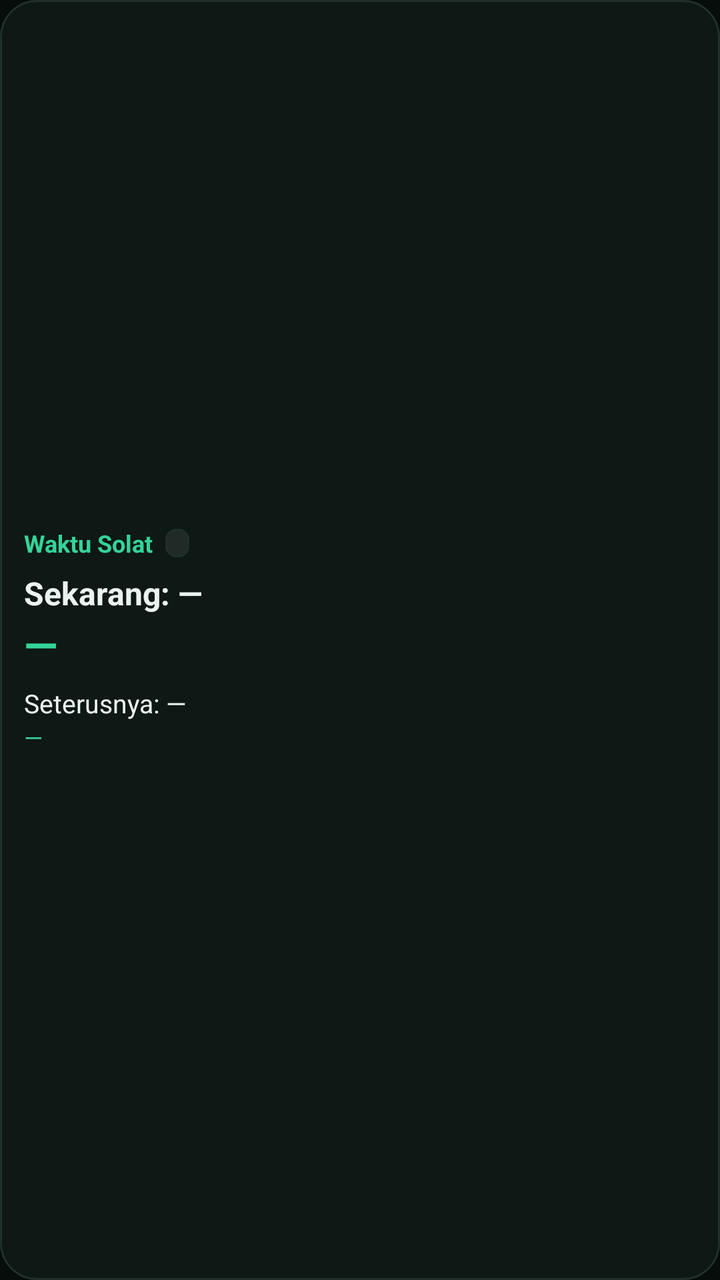
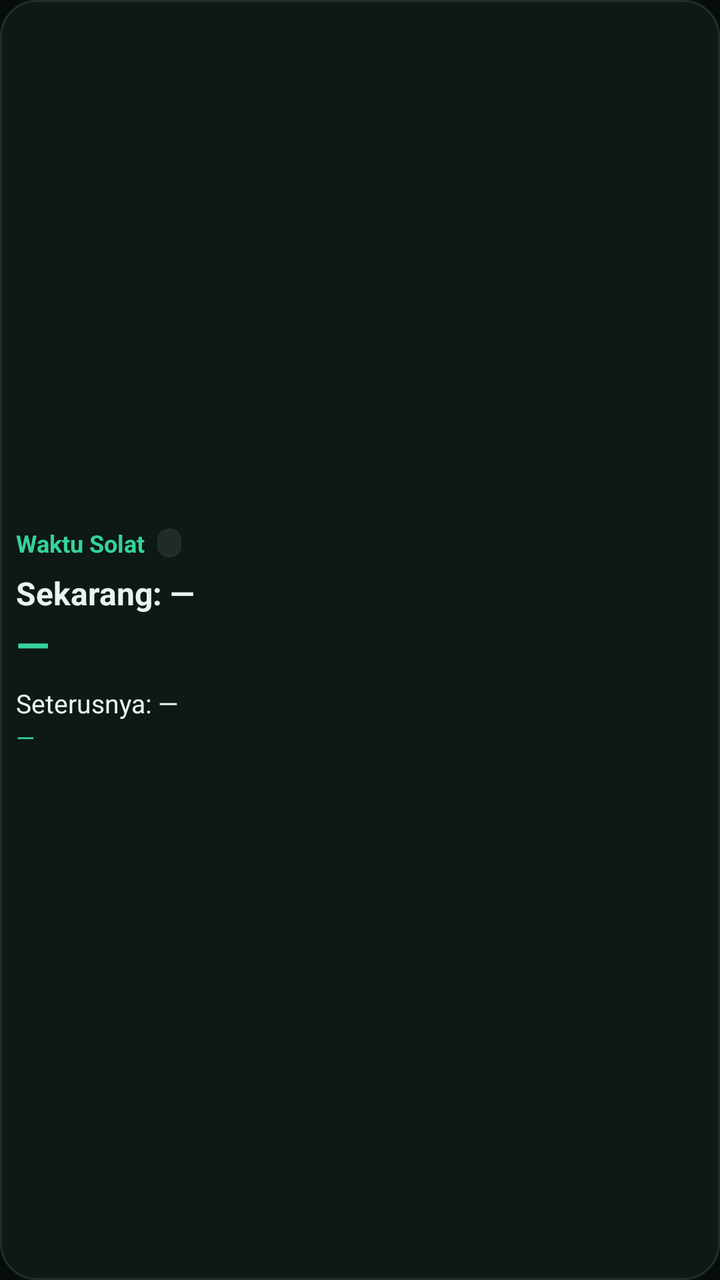

The first picture is an Android layout as it rendered before a commit; the second is the same layout after the commit. The layout source and the unified diff follow.
<!-- AndroidManifest.xml: application theme AppTheme -->
<!-- res/layout/widget_solat_simple.xml -->
<?xml version="1.0" encoding="utf-8"?>
<LinearLayout xmlns:android="http://schemas.android.com/apk/res/android"
    android:id="@+id/widgetRoot"
    android:layout_width="match_parent"
    android:layout_height="match_parent"
    android:orientation="vertical"
    android:background="@drawable/widget_bg"
    android:paddingStart="12dp"
    android:paddingEnd="12dp"
    android:paddingTop="10dp"
    android:paddingBottom="10dp"
    android:gravity="center_vertical">

    <LinearLayout
        android:layout_width="match_parent"
        android:layout_height="wrap_content"
        android:orientation="horizontal"
        android:gravity="center_vertical">

        <TextView
            android:id="@+id/wTitle"
            android:layout_width="wrap_content"
            android:layout_height="wrap_content"
            android:text="Waktu Solat"
            android:textColor="#34d399"
            android:textSize="12sp"
            android:textStyle="bold"
            android:maxLines="1" />

        <TextView
            android:id="@+id/wZone"
            android:layout_width="wrap_content"
            android:layout_height="wrap_content"
            android:layout_marginStart="6dp"
            android:paddingStart="6dp"
            android:paddingEnd="6dp"
            android:paddingTop="1dp"
            android:paddingBottom="1dp"
            android:background="@drawable/widget_chip"
            android:text=""
            android:textColor="#8ba39a"
            android:textSize="9sp"
            android:maxLines="1" />

        <TextView
            android:id="@+id/wDate"
            android:layout_width="0dp"
            android:layout_height="wrap_content"
            android:layout_weight="1"
            android:gravity="end"
            android:text=""
            android:textColor="#8ba39a"
            android:textSize="10sp"
            android:maxLines="1"
            android:ellipsize="end" />
    </LinearLayout>

    <TextView
        android:id="@+id/wCurLabel"
        android:layout_width="match_parent"
        android:layout_height="wrap_content"
        android:layout_marginTop="6dp"
        android:text="Sekarang: —"
        android:textColor="#eaf3ef"
        android:textSize="16sp"
        android:textStyle="bold"
        android:maxLines="1" />

    <TextView
        android:id="@+id/wCurTime"
        android:layout_width="match_parent"
        android:layout_height="wrap_content"
        android:text="—"
        android:textColor="#34d399"
        android:textSize="22sp"
        android:textStyle="bold"
        android:maxLines="1" />

    <TextView
        android:id="@+id/wNextName"
        android:layout_width="match_parent"
        android:layout_height="wrap_content"
        android:layout_marginTop="6dp"
        android:text="Seterusnya: —"
        android:textColor="#eaf3ef"
        android:textSize="13sp"
        android:maxLines="1"
        android:ellipsize="end" />

    <TextView
        android:id="@+id/wNextInfo"
        android:layout_width="match_parent"
        android:layout_height="wrap_content"
        android:text="—"
        android:textColor="#34d399"
        android:textSize="12sp"
        android:maxLines="1" />

</LinearLayout>
<!-- resources referenced by this layout -->
<resources>
  <!-- drawable widget_bg (drawable) -->
  <?xml version="1.0" encoding="utf-8"?>
  <shape xmlns:android="http://schemas.android.com/apk/res/android" android:shape="rectangle">
      <solid android:color="#E60f1a17" />
      <corners android:radius="18dp" />
      <stroke android:width="1dp" android:color="#1f2f2a" />
  </shape>
  <!-- drawable widget_chip (drawable) -->
  <?xml version="1.0" encoding="utf-8"?>
  <shape xmlns:android="http://schemas.android.com/apk/res/android" android:shape="rectangle">
      <solid android:color="#14ffffff" />
      <corners android:radius="5dp" />
      <stroke android:width="1dp" android:color="#1f2f2a" />
  </shape>
  <style name="AppTheme" parent="@android:style/Theme.Material.NoActionBar">
          <item name="android:windowBackground">@color/bg</item>
          <item name="android:statusBarColor">@color/bg</item>
          <item name="android:navigationBarColor">@color/bg</item>
          <item name="android:windowLightStatusBar">false</item>
          <item name="android:windowLightNavigationBar">false</item>
      </style>
  <color name="bg">#070d0b</color>
</resources>

<!-- the commit's change to res/layout/widget_solat_simple.xml (unified diff, before → after) -->
@@ -5,10 +5,10 @@
     android:layout_height="match_parent"
     android:orientation="vertical"
     android:background="@drawable/widget_bg"
-    android:paddingStart="12dp"
-    android:paddingEnd="12dp"
-    android:paddingTop="10dp"
-    android:paddingBottom="10dp"
+    android:paddingStart="8dp"
+    android:paddingEnd="8dp"
+    android:paddingTop="4dp"
+    android:paddingBottom="4dp"
     android:gravity="center_vertical">
 
     <LinearLayout
